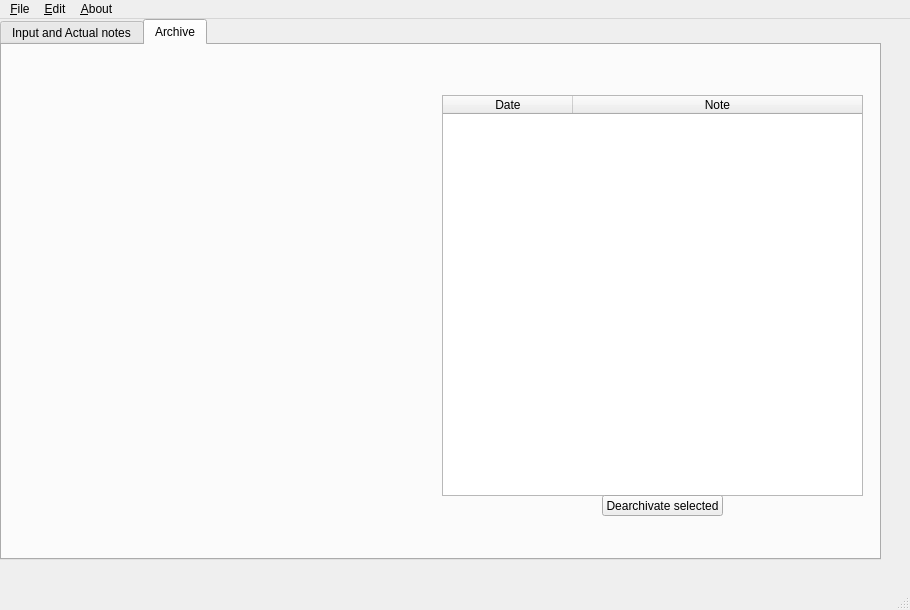
Old version of the form Lab_2/Qt/mainwindow.ui in the repository CaptainShepard01/OOP_Balykov.
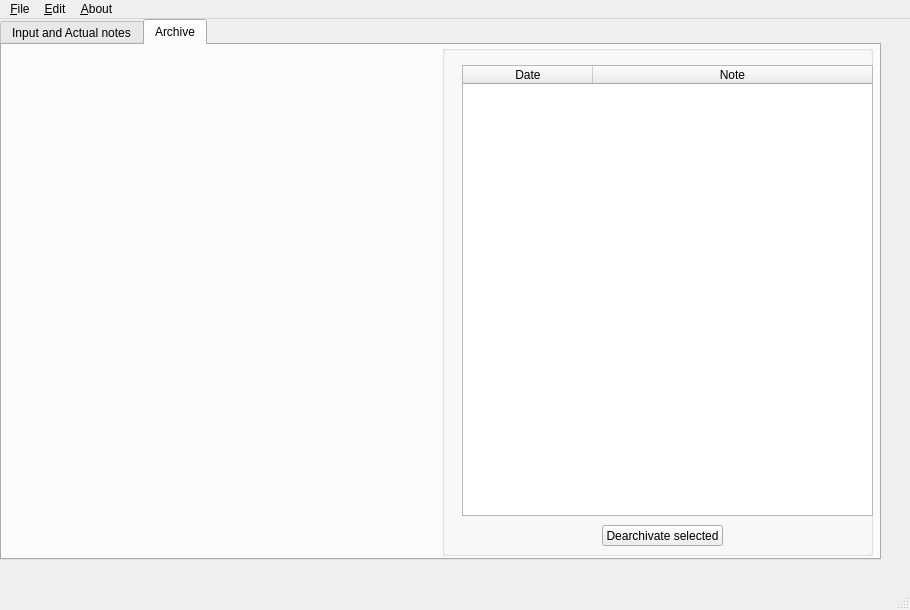
New version of the form. The open tabs and pages were chosen to show the change.

```diff
--- a/Lab_2/Qt/mainwindow.ui
+++ b/Lab_2/Qt/mainwindow.ui
@@ -205,13 +205,25 @@
      <attribute name="title">
       <string>Archive</string>
      </attribute>
-     <widget class="QTableWidget" name="Archive">
+     <widget class="QGroupBox" name="groupBox">
       <property name="geometry">
        <rect>
         <x>440</x>
-        <y>50</y>
-        <width>421</width>
-        <height>401</height>
+        <y>0</y>
+        <width>431</width>
+        <height>511</height>
+       </rect>
+      </property>
+      <property name="title">
+       <string/>
+      </property>
+      <widget class="QTableWidget" name="Archive">
+       <property name="geometry">
+        <rect>
+         <x>20</x>
+         <y>20</y>
+         <width>411</width>
+         <height>451</height>
        </rect>
       </property>
       <property name="editTriggers">
@@ -246,8 +258,8 @@
      <widget class="QPushButton" name="Dearchivate">
       <property name="geometry">
        <rect>
-        <x>600</x>
-        <y>450</y>
+         <x>160</x>
+         <y>480</y>
         <width>121</width>
         <height>21</height>
        </rect>
@@ -255,6 +267,7 @@
       <property name="text">
        <string>Dearchivate selected</string>
       </property>
+      </widget>
      </widget>
     </widget>
    </widget>
```
Left out of the diff: 4 changed lines with no effect on the pictures. Lines whose indentation alone changed are shown as unchanged.
